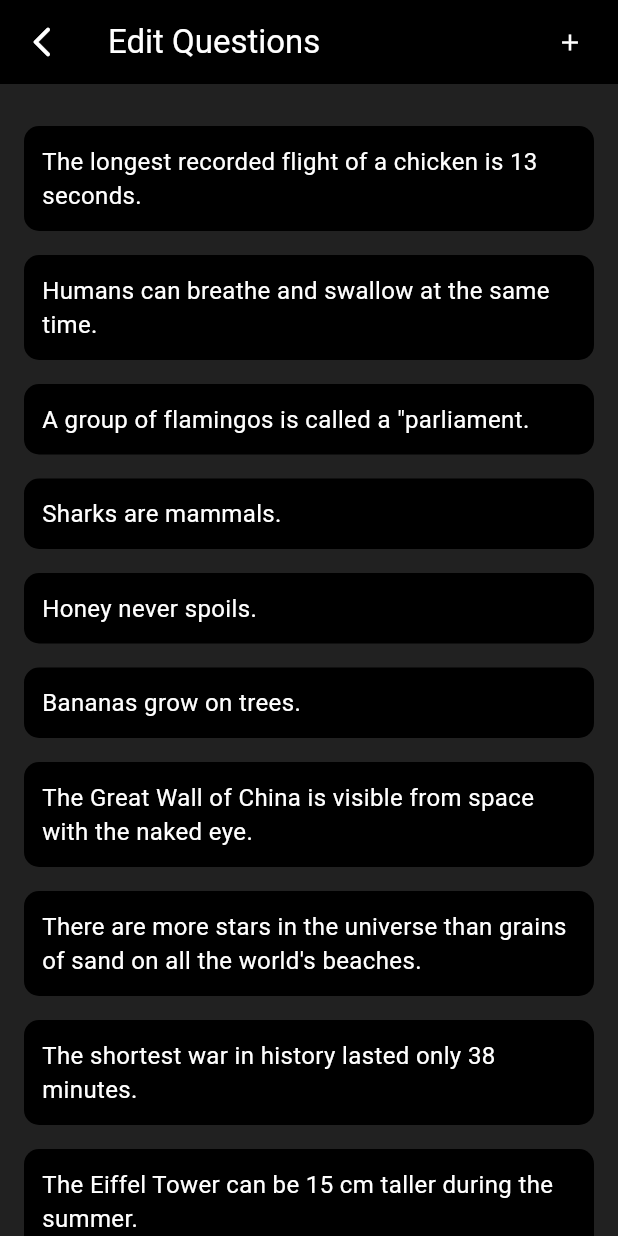
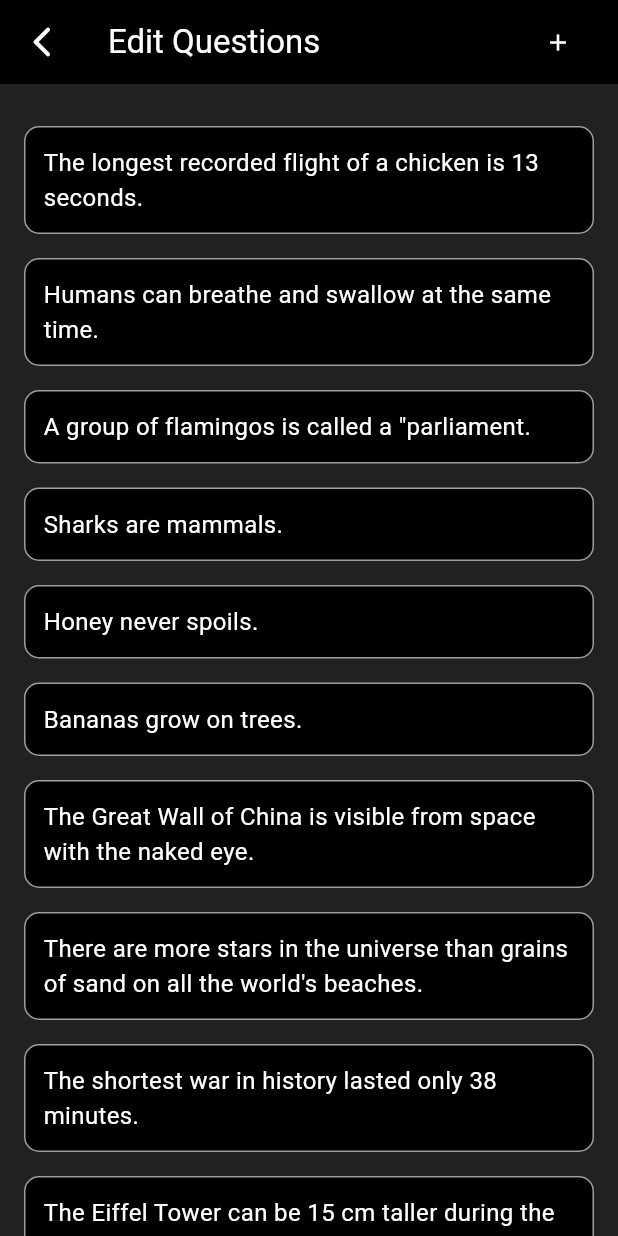
Before and after one commit to AbidIbnAnvar/quizzler_app, a Flutter app: the screen it shows after launch, after a tap on the "edit" icon, on a phone screen of 412 x 824 dp. Run offline on Flutter 3.47's test engine with Material 3 defaults, Android fonts, the phone set to English and light mode, and no system bars.

Commit message:
Modified Quiz App

```diff
--- a/lib/edit_questions.dart
+++ b/lib/edit_questions.dart
@@ -22,7 +22,7 @@ class _EditQuestionsState extends State<EditQuestions> {
     questions = widget.questionAnswers.keys.toList();
   }
 
-  void onPressed(BuildContext context, int index) {
+  void editDialog(BuildContext context, int index) {
     String question = questions[index];
     textEditingController.text = question;
     bool option = widget.questionAnswers[question] ?? false;
@@ -30,7 +30,7 @@ class _EditQuestionsState extends State<EditQuestions> {
       context: context,
       builder: (BuildContext context) {
         return AlertDialog(
-          title: Text('Editing'),
+          title: Text('Question'),
           content: StatefulBuilder(
             builder: (BuildContext context, StateSetter setState) {
               return Column(
@@ -41,7 +41,8 @@ class _EditQuestionsState extends State<EditQuestions> {
                     autofocus: true,
                     decoration: BoxDecoration(
                         color: Colors.black, // Background color
-                      borderRadius: BorderRadius.circular(10), // Border radius
+                        borderRadius: BorderRadius.circular(10),
+                        border: Border.all(color: Colors.grey) // Border radius
                         ),
                     style: TextStyle(
                       color: Colors.white, // Font color
@@ -148,7 +149,8 @@ class _EditQuestionsState extends State<EditQuestions> {
                     padding: EdgeInsets.all(12),
                     decoration: BoxDecoration(
                         color: Colors.black, // Background color
-                      borderRadius: BorderRadius.circular(10), // Border radius
+                        borderRadius: BorderRadius.circular(10),
+                        border: Border.all(color: Colors.grey) // Border radius
                         ),
                     controller: textInsertingController,
                     style: TextStyle(
@@ -245,11 +247,13 @@ class _EditQuestionsState extends State<EditQuestions> {
         questionWidgets.add(Container(
           child: GestureDetector(
             onTap: () {
-              onPressed(context, i);
+              editDialog(context, i);
             },
             child: Container(
               decoration: BoxDecoration(
-                  borderRadius: BorderRadius.circular(10), color: Colors.black),
+                  borderRadius: BorderRadius.circular(10),
+                  color: Colors.black,
+                  border: Border.all(color: Colors.grey)),
               margin: EdgeInsets.symmetric(vertical: 8, horizontal: 16),
               child: Padding(
                 padding: const EdgeInsets.all(12.0),
@@ -289,12 +293,16 @@ class _EditQuestionsState extends State<EditQuestions> {
           style: TextStyle(color: Colors.white),
         ),
         actions: [
-          TextButton(
-            style: TextButton.styleFrom(foregroundColor: Colors.white),
+          Container(
+            margin: EdgeInsets.only(right: 8),
+            child: TextButton(
+              style: TextButton.styleFrom(
+                  foregroundColor: Colors.white, shape: CircleBorder()),
               onPressed: () {
                 addDialog();
               },
               child: Icon(Icons.add),
+            ),
           ),
         ],
       ),
```
Lines whose indentation alone changed are shown as unchanged.
